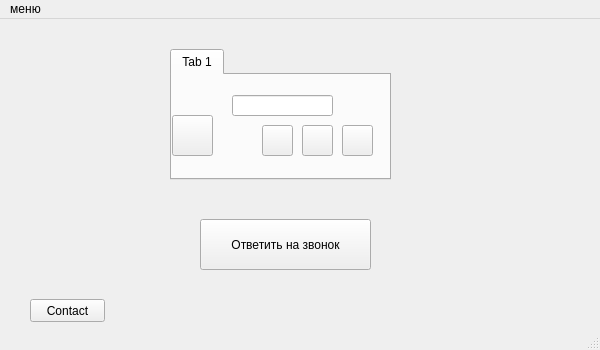
Before: the Qt Designer form App/mainwindow.ui in truynder/TestApp, drawn with Qt 5.
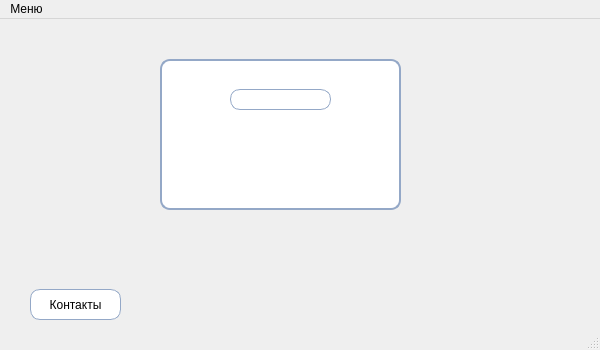
After: the same form once the commit is applied. Icons and pictures are not drawn.

The edit to the form file:
```diff
--- a/App/mainwindow.ui
+++ b/App/mainwindow.ui
@@ -20,31 +20,17 @@
 </string>
   </property>
   <widget class="QWidget" name="centralwidget">
-   <widget class="QPushButton" name="pushButton_5">
-    <property name="geometry">
-     <rect>
-      <x>200</x>
-      <y>200</y>
-      <width>171</width>
-      <height>51</height>
-     </rect>
-    </property>
-    <property name="text">
-     <string>Ответить на звонок</string>
-    </property>
-   </widget>
    <widget class="QLabel" name="label_2">
     <property name="geometry">
      <rect>
-      <x>540</x>
-      <y>10</y>
+      <x>500</x>
+      <y>0</y>
       <width>51</width>
       <height>21</height>
      </rect>
     </property>
     <property name="styleSheet">
      <string notr="true">QLabel{
-color:white;
 }</string>
     </property>
     <property name="text">
@@ -55,64 +41,116 @@
     <property name="geometry">
      <rect>
       <x>30</x>
-      <y>280</y>
-      <width>75</width>
-      <height>23</height>
+      <y>270</y>
+      <width>91</width>
+      <height>31</height>
      </rect>
     </property>
+    <property name="styleSheet">
+     <string notr="true">QPushButton{
+border: 1px solid;
+border-color: rgb(148, 168, 199);
+border-radius: 10px;
+background: white;
+}
+
+QPushButton:hover{
+border-color: rgb(0, 0, 199);
+}
+
+QPushButton:pressed{
+background: rgb(219, 225, 233);
+}</string>
+    </property>
     <property name="text">
-     <string>Contact</string>
+     <string>Контакты</string>
     </property>
    </widget>
-   <widget class="QTabWidget" name="tabWidget">
+   <widget class="QWidget" name="widget" native="true">
     <property name="geometry">
      <rect>
-      <x>170</x>
-      <y>30</y>
-      <width>221</width>
-      <height>131</height>
+      <x>160</x>
+      <y>40</y>
+      <width>241</width>
+      <height>151</height>
      </rect>
     </property>
     <property name="styleSheet">
      <string notr="true">QWidget{
-background-color:;
+background:white;
+border: 2px solid;
+border-color:rgb(148, 168, 199);
+border-radius: 10px;
 }
-
-
 </string>
     </property>
-    <property name="currentIndex">
-     <number>0</number>
-    </property>
-    <widget class="QWidget" name="tab">
-     <attribute name="title">
-      <string>Tab 1</string>
-     </attribute>
-     <widget class="QLineEdit" name="lineEdit">
+    <widget class="QLabel" name="labelRemoteName">
+     <property name="geometry">
+      <rect>
+       <x>100</x>
+       <y>30</y>
+       <width>71</width>
+       <height>20</height>
+      </rect>
+     </property>
+     <property name="font">
+      <font>
+       <pointsize>14</pointsize>
+       <weight>75</weight>
+       <bold>true</bold>
+      </font>
+     </property>
+     <property name="styleSheet">
+      <string notr="true">QLabel{
+border:none
+}</string>
+     </property>
+     <property name="text">
+      <string/>
+     </property>
+    </widget>
+    <widget class="QPushButton" name="pushButton_6">
       <property name="geometry">
        <rect>
-        <x>60</x>
-        <y>20</y>
-        <width>101</width>
-        <height>21</height>
+       <x>180</x>
+       <y>90</y>
+       <width>31</width>
+       <height>31</height>
        </rect>
       </property>
       <property name="styleSheet">
-       <string notr="true"/>
+      <string notr="true">QPushButton{
+border-image: url(:/new/img/img/ring5.png);
+border:none;
+}
+
+QPushButton:hover{
+border-image:url(:/new/img/img/ring4.png);
+border:none;
+}
+
+QPushButton:pressed{
+border-image:url(:/new/img/img/ring6.png);
+border:none;
+}</string>
+     </property>
+     <property name="text">
+      <string/>
       </property>
      </widget>
      <widget class="QPushButton" name="pushButton_2">
       <property name="geometry">
        <rect>
-        <x>90</x>
-        <y>50</y>
+       <x>100</x>
+       <y>90</y>
         <width>31</width>
         <height>31</height>
        </rect>
       </property>
       <property name="styleSheet">
        <string notr="true">QPushButton{
-border-image: url(&quot;img/call1.png&quot;);
+border-image: url(:/new/img/img/ring1.png);
+border:none;
 }
 
 QPushButton:hover{
@@ -120,7 +158,37 @@
 }
 
 QPushButton:pressed{
-border-image: url(&quot;img/call3.png&quot;);
+border-image: url(:/new/img/img/ring3.png);
+border:none;
+}</string>
+     </property>
+     <property name="text">
+      <string/>
+     </property>
+    </widget>
+    <widget class="QPushButton" name="pushButton_5">
+     <property name="geometry">
+      <rect>
+       <x>60</x>
+       <y>90</y>
+       <width>31</width>
+       <height>31</height>
+      </rect>
+     </property>
+     <property name="styleSheet">
+      <string notr="true">QPushButton{
+border-image: url(:/new/img/img/ring1.png);
+border:none;
+}
+
+QPushButton:hover{
+border-image: url(:/new/img/img/ring2.png);
+border:none;
+}
+
+QPushButton:pressed{
+border-image: url(:/new/img/img/ring3.png);
+border:none;
 }</string>
       </property>
       <property name="text">
@@ -130,15 +198,16 @@
      <widget class="QPushButton" name="pushButton_3">
       <property name="geometry">
        <rect>
-        <x>130</x>
-        <y>50</y>
+       <x>140</x>
+       <y>90</y>
         <width>31</width>
         <height>31</height>
        </rect>
       </property>
       <property name="styleSheet">
        <string notr="true">QPushButton{
-border-image: url(&quot;img/pause1.png&quot;);
+border-image: url(:/new/img/img/ring7.png);
+border:none;
 }
 
 QPushButton:hover{
@@ -156,41 +225,16 @@
      <widget class="QPushButton" name="pushButton_4">
       <property name="geometry">
        <rect>
-        <x>0</x>
-        <y>40</y>
-        <width>41</width>
-        <height>41</height>
-       </rect>
-      </property>
-      <property name="styleSheet">
-       <string notr="true">QPushButton{
-border-image: url(&quot;img/play1.png&quot;);
-}
-
-QPushButton:hover{
-border-image: url(&quot;img/play2.png&quot;);
-}
-
-QPushButton:pressed{
-border-image: url(&quot;img/play3.png&quot;);
-}</string>
-      </property>
-      <property name="text">
-       <string/>
-      </property>
-     </widget>
-     <widget class="QPushButton" name="pushButton_6">
-      <property name="geometry">
-       <rect>
-        <x>170</x>
-        <y>50</y>
+       <x>20</x>
+       <y>90</y>
         <width>31</width>
         <height>31</height>
        </rect>
       </property>
       <property name="styleSheet">
        <string notr="true">QPushButton{
-border-image: url(&quot;img/cancel2.png&quot;);
+border-image: url(:/new/img/img/ring10.png);
+border:none;
 }
 
 QPushButton:hover{
@@ -205,6 +249,53 @@
        <string/>
       </property>
      </widget>
+    <widget class="QLineEdit" name="lineEdit">
+     <property name="geometry">
+      <rect>
+       <x>70</x>
+       <y>30</y>
+       <width>101</width>
+       <height>21</height>
+      </rect>
+     </property>
+     <property name="font">
+      <font>
+       <pointsize>7</pointsize>
+       <weight>50</weight>
+       <bold>false</bold>
+      </font>
+     </property>
+     <property name="styleSheet">
+      <string notr="true">QLineEdit{
+border: 1px solid;
+border-color: rgb(148, 168, 199);
+border-radius: 10px;
+background: white;
+}</string>
+     </property>
+    </widget>
+    <widget class="QLabel" name="labelTime">
+     <property name="geometry">
+      <rect>
+       <x>110</x>
+       <y>60</y>
+       <width>91</width>
+       <height>16</height>
+      </rect>
+     </property>
+     <property name="font">
+      <font>
+       <pointsize>7</pointsize>
+      </font>
+     </property>
+     <property name="styleSheet">
+      <string notr="true">QLabel{
+border:none;
+}</string>
+     </property>
+     <property name="text">
+      <string/>
+     </property>
     </widget>
    </widget>
   </widget>
@@ -219,7 +310,7 @@
    </property>
    <widget class="QMenu" name="menu">
     <property name="title">
-     <string>меню</string>
+     <string>Меню</string>
     </property>
     <addaction name="separator"/>
     <addaction name="separator"/>
```
Left out of the diff: 27 changed lines with no effect on the pictures. Lines whose indentation alone changed are shown as unchanged.
